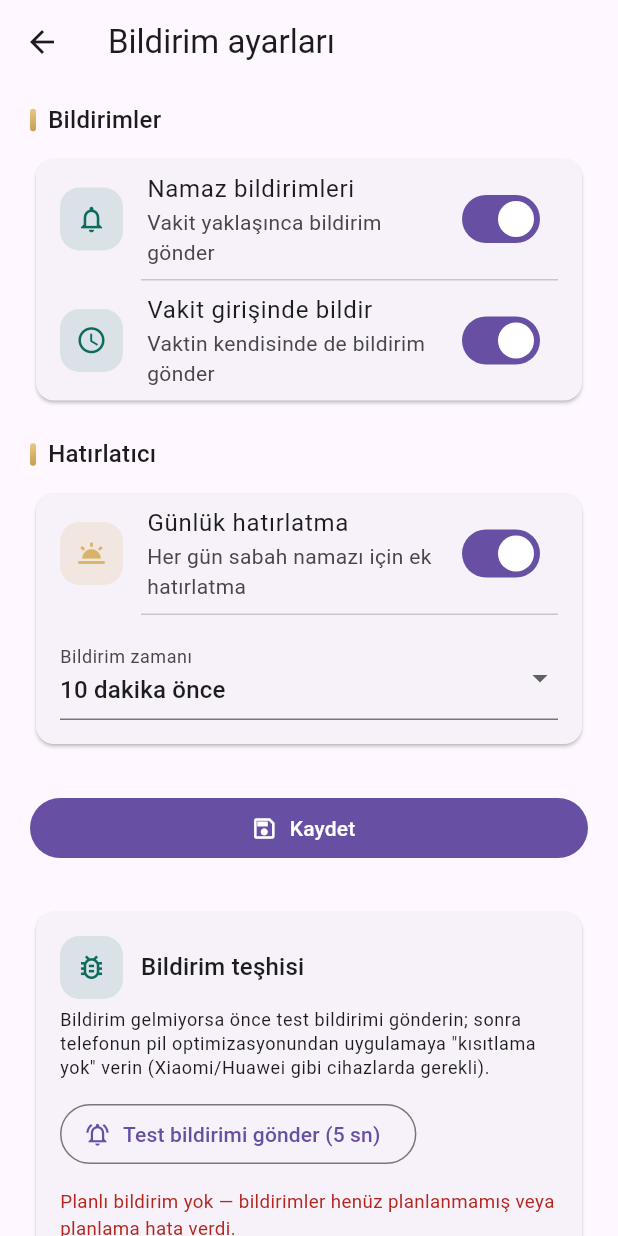
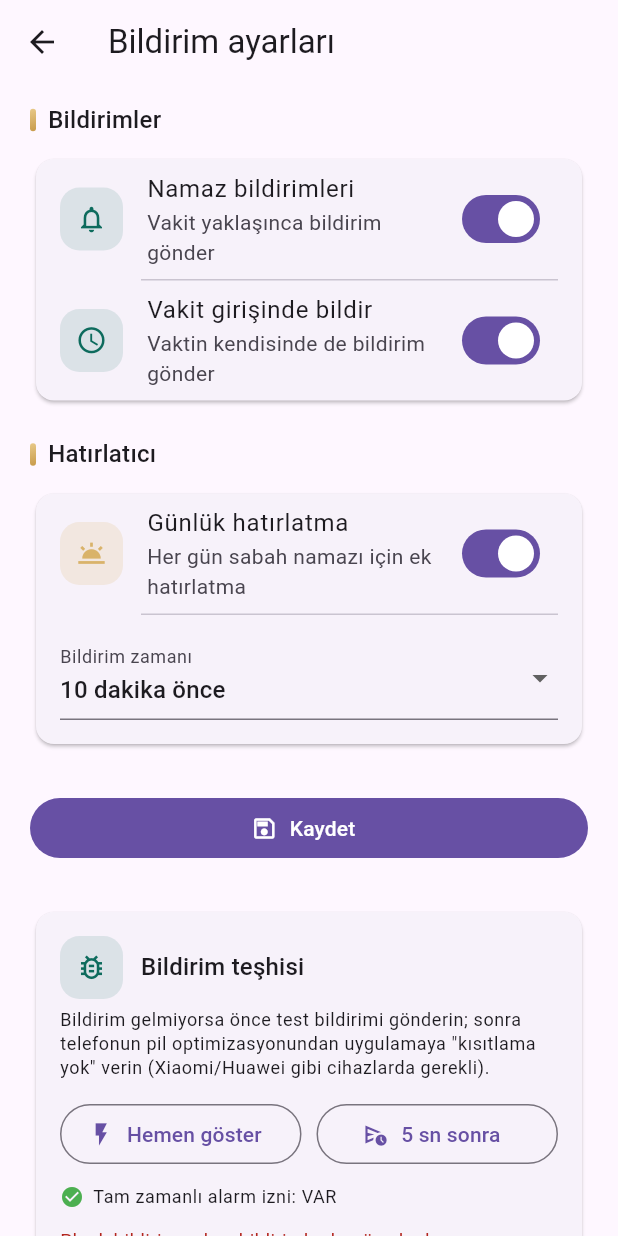
Before and after one commit to emredevlab/namaz-vaktim, a Flutter app: the NotificationSettingsScreen screen opened directly, on a phone screen of 412 x 824 dp. Run offline on Flutter 3.47's test engine with Material 3 defaults, Android fonts, the light colour scheme and no system bars; our stand-ins replace flutter_local_notifications, flutter_riverpod, flutter_svg, flutter_timezone, geocoding, geolocator and 6 more; missing offline and left inert: kapadokya_mobile_core; accounts and stored records are empty; statements that could not run were skipped.

Commit message:
Feature: ayırıcı bildirim teşhisi + resource optimizasyonu kapalı
- 'Hemen göster' (alarm katmanı olmadan anında gösterim) vs '5 sn sonra' (alarm katmanı) — sorunun katmanını ayırır
- Exact alarm izin durumu teşhis panelinde gösteriliyor (permission_handler scheduleExactAlarm)
- android.enableResourceOptimizations=false: ikon adı getIdentifier ile çözülürken resource isim optimizasyonu sorun çıkarabiliyordu

```diff
--- a/lib/features/prayer/presentation/notification_settings_screen.dart
+++ b/lib/features/prayer/presentation/notification_settings_screen.dart
@@ -176,19 +176,68 @@ class _NotificationSettingsScreenState
               style: Theme.of(context).textTheme.bodySmall,
             ),
             const SizedBox(height: 12),
-            OutlinedButton.icon(
-              onPressed: () async {
-                final messenger = ScaffoldMessenger.of(context);
-                await scheduler.scheduleTestNotification();
-                if (!mounted) return;
-                messenger.showSnackBar(
-                  const SnackBar(
-                      content: Text('Test bildirimi 5 saniye içinde gelecek.')),
+            Row(
+              children: [
+                Expanded(
+                  child: OutlinedButton.icon(
+                    onPressed: () async {
+                      final messenger = ScaffoldMessenger.of(context);
+                      await scheduler.showTestNotificationNow();
+                      if (!mounted) return;
+                      messenger.showSnackBar(const SnackBar(
+                          content:
+                              Text('Anında bildirim komutu verildi — şimdi bak!')));
+                      setState(() {});
+                    },
+                    icon: const Icon(Icons.flash_on, size: 18),
+                    label: const Text('Hemen göster'),
+                  ),
+                ),
+                const SizedBox(width: 10),
+                Expanded(
+                  child: OutlinedButton.icon(
+                    onPressed: () async {
+                      final messenger = ScaffoldMessenger.of(context);
+                      await scheduler.scheduleTestNotification();
+                      if (!mounted) return;
+                      messenger.showSnackBar(const SnackBar(
+                          content:
+                              Text('Test bildirimi 5 saniye içinde gelecek.')));
+                      setState(() {});
+                    },
+                    icon: const Icon(Icons.schedule_send_outlined, size: 18),
+                    label: const Text('5 sn sonra'),
+                  ),
+                ),
+              ],
+            ),
+            const SizedBox(height: 10),
+            FutureBuilder<bool?>(
+              future: scheduler.canScheduleExactAlarms(),
+              builder: (context, snapshot) {
+                final can = snapshot.data;
+                if (can == null) return const SizedBox.shrink();
+                return Row(
+                  children: [
+                    Icon(
+                      can ? Icons.check_circle : Icons.warning_amber_rounded,
+                      size: 16,
+                      color: can
+                          ? Colors.green
+                          : Theme.of(context).colorScheme.error,
+                    ),
+                    const SizedBox(width: 6),
+                    Expanded(
+                      child: Text(
+                        can
+                            ? 'Tam zamanlı alarm izni: VAR'
+                            : 'Tam zamanlı alarm izni: YOK — bildirimler gecikebilir. Ayarlar > Uygulama > Alarmlar ve hatırlatıcılar bölümünden izin verin.',
+                        style: Theme.of(context).textTheme.bodySmall,
+                      ),
+                    ),
+                  ],
                 );
-                setState(() {});
               },
-              icon: const Icon(Icons.notifications_active_outlined, size: 18),
-              label: const Text('Test bildirimi gönder (5 sn)'),
             ),
             const SizedBox(height: 12),
             FutureBuilder<List<ScheduledNotificationInfo>>(
--- a/pubspec.yaml
+++ b/pubspec.yaml
@@ -1,7 +1,7 @@
 name: namaz_vaktim
 description: Namaz Vaktim baÃ„Å¸Ã„Â±msÃ„Â±z mobil uygulamasÃ„Â±.
 publish_to: none
-version: 1.8.1+21
+version: 1.8.2+22
 
 environment:
   sdk: ">=3.4.0 <4.0.0"
```
Also changed, not shown: lib/core/notification_service.dart (+42 -1 lines), 3 other files.
